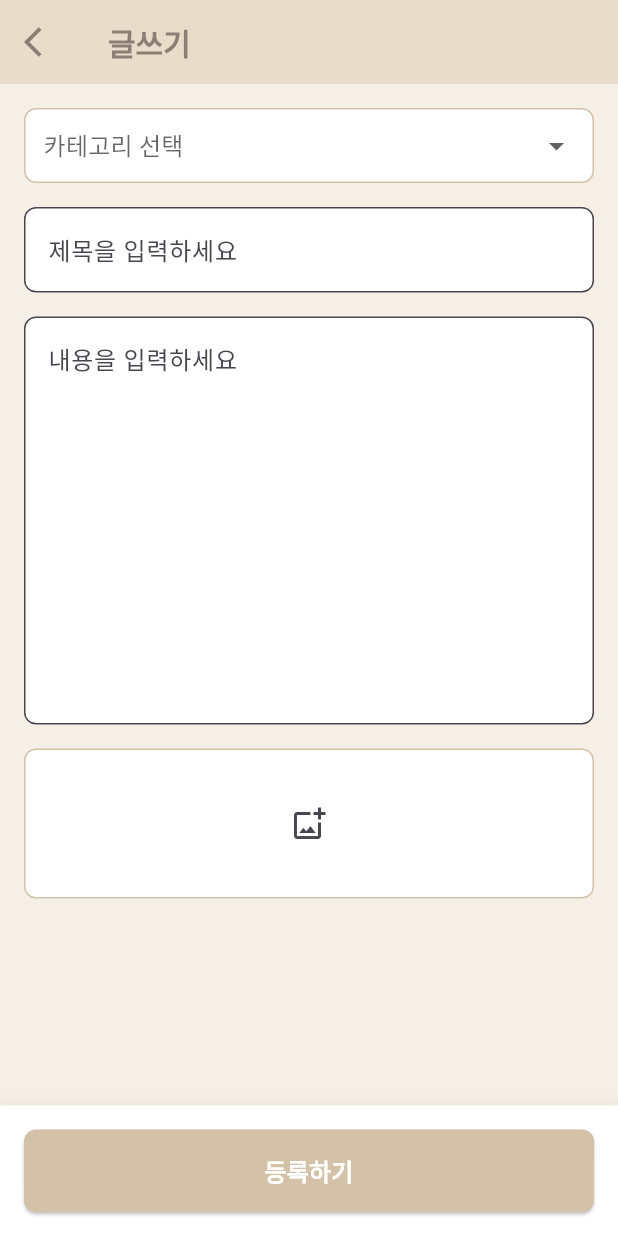
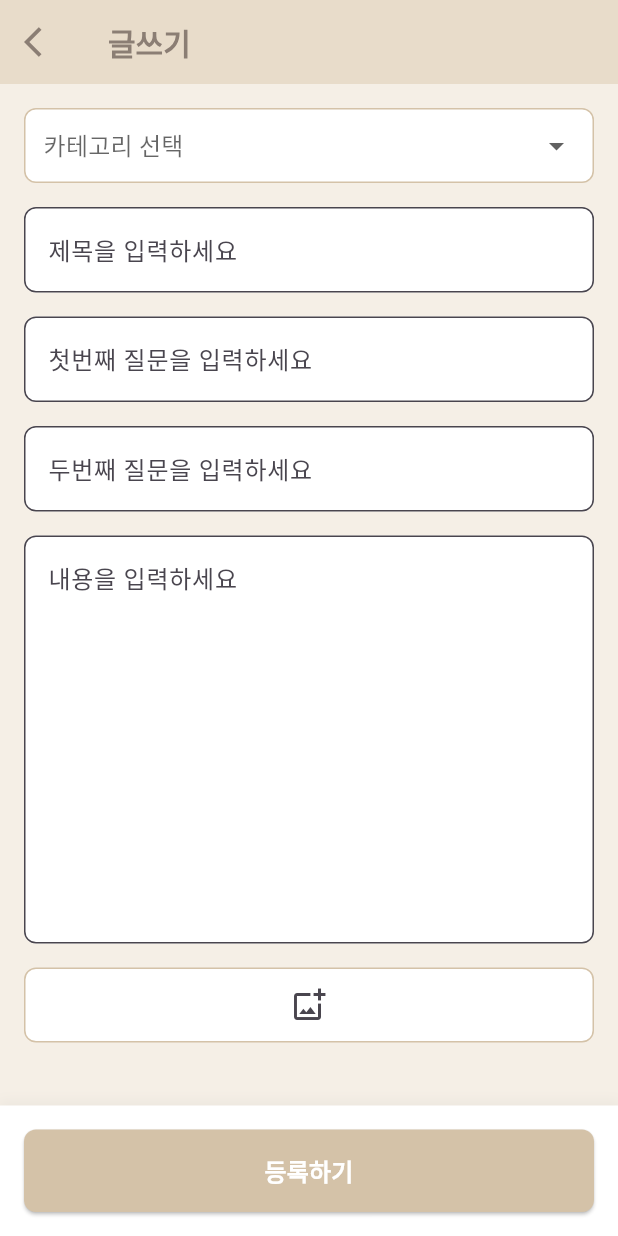
Before and after one commit to HWMV/LoveGot, a Flutter app: the WritePostScreen screen opened directly, on a phone screen of 412 x 824 dp. Run offline on Flutter 3.47's test engine with Material 3 defaults, Android fonts, the phone set to English and light mode, and no system bars; our stand-ins replace cloud_firestore, firebase_auth, firebase_core, flutter_speed_dial; accounts and stored records are empty; generated files the repository leaves out were written again; Roboto replaces fonts that are missing (Pretendard).

Commit message:
edit community screen

```diff
--- a/frontend/lib/features/community/screens/write_post_screen.dart
+++ b/frontend/lib/features/community/screens/write_post_screen.dart
@@ -106,6 +106,42 @@ class _WritePostScreenState extends State<WritePostScreen> {
             ),
             const SizedBox(height: 16),
 
+            // 첫번째 질문 입력 필드
+            TextField(
+              decoration: InputDecoration(
+                hintText: '첫번째 질문을 입력하세요',
+                filled: true,
+                fillColor: Colors.white,
+                border: OutlineInputBorder(
+                  borderRadius: BorderRadius.circular(8),
+                  borderSide: BorderSide(color: accentBeigeColor),
+                ),
+                focusedBorder: OutlineInputBorder(
+                  borderRadius: BorderRadius.circular(8),
+                  borderSide: BorderSide(color: brownColor),
+                ),
+              ),
+            ),
+            const SizedBox(height: 16),
+
+            // 두번째 질문 입력 필드
+            TextField(
+              decoration: InputDecoration(
+                hintText: '두번째 질문을 입력하세요',
+                filled: true,
+                fillColor: Colors.white,
+                border: OutlineInputBorder(
+                  borderRadius: BorderRadius.circular(8),
+                  borderSide: BorderSide(color: accentBeigeColor),
+                ),
+                focusedBorder: OutlineInputBorder(
+                  borderRadius: BorderRadius.circular(8),
+                  borderSide: BorderSide(color: brownColor),
+                ),
+              ),
+            ),
+            const SizedBox(height: 16),
+
             // 내용 입력 필드
             TextField(
               controller: _contentController,
@@ -129,7 +165,7 @@ class _WritePostScreenState extends State<WritePostScreen> {
             // 사진 추가 영역 (선택사항)
             Container(
               width: double.infinity,
-              height: 100,
+              height: 50,
               decoration: BoxDecoration(
                 color: Colors.white,
                 borderRadius: BorderRadius.circular(8),
```
